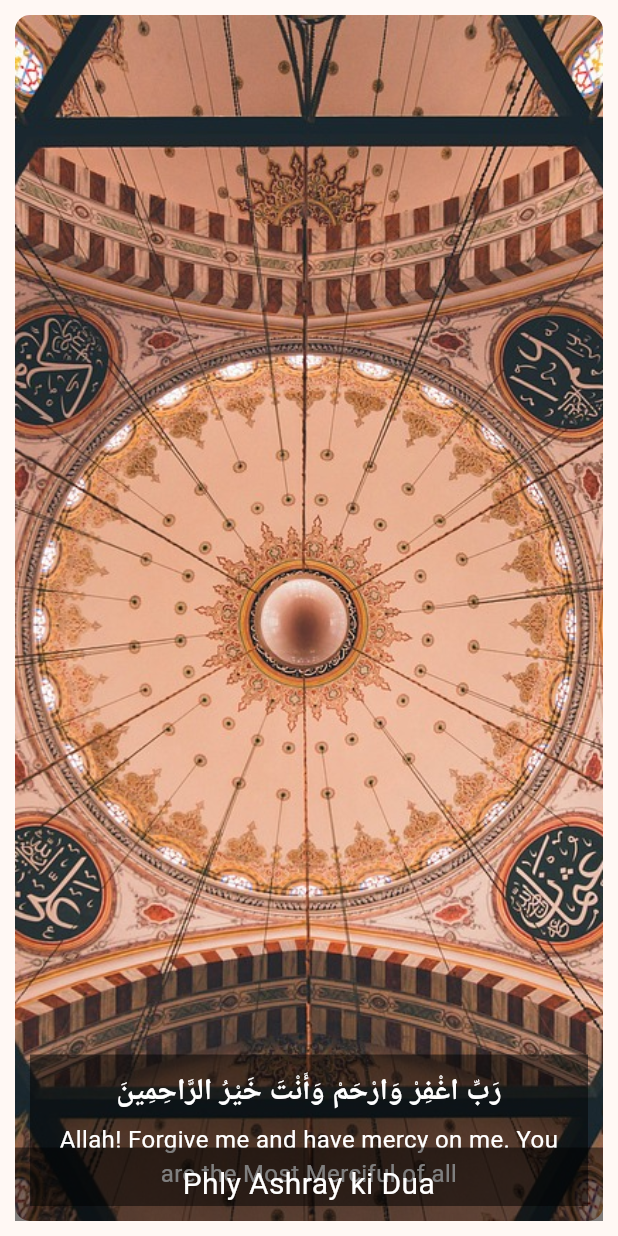
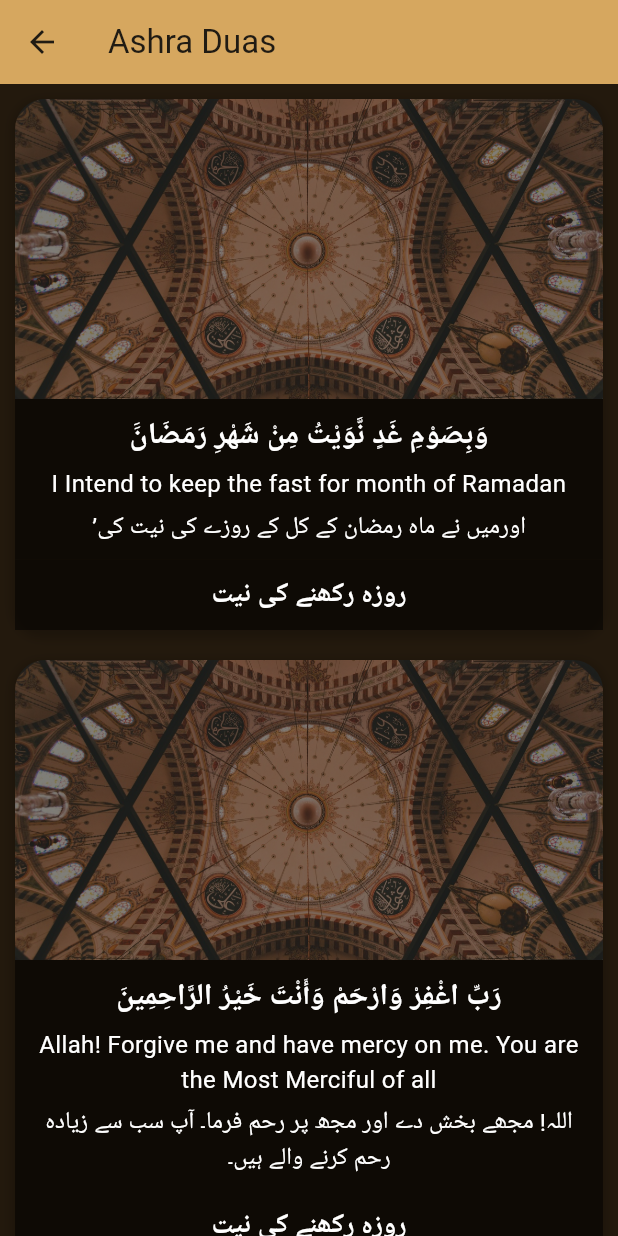
Before and after one commit to AyeshaSajid2/Islamic_App_AL_NOOR, a Flutter app: the FirstAshraDua screen opened directly, on a phone screen of 412 x 824 dp. Run offline on Flutter 3.47's test engine with Material 3 defaults, Android fonts, the phone set to English and light mode, and no system bars; our stand-ins replace flutter_svg, font_awesome_flutter, google_fonts, shared_preferences, shimmer, timezone; missing offline and left inert: adhan_dart, dart:html, flutter_alarm_clock, translator; accounts and stored records are empty.

Commit message:
Added Ramzan Dua screen

```diff
--- a/lib/main_screen/home_screen_elements/collection.dart
+++ b/lib/main_screen/home_screen_elements/collection.dart
@@ -8,6 +8,7 @@ import '../../features/Allah_name/name.dart';
 import '../../features/Hadith/hadith_screen.dart';
 import '../../features/quran_without_bookmark/Quran/fetch_api.dart';
 import '../../features/tasbeeh_counter/tasbeeh_screens/tasbeeh_screen.dart';
+import '../more_components/ramzan_dua.dart';
 
 class Categories extends StatelessWidget {
   @override
@@ -59,6 +60,8 @@ class Categories extends StatelessWidget {
                   // Handle category 7 button tap
                 }),
                 SubContainer(image: 'assets/images/collection_icon/svg/other.svg', text: 'More', onPressed: () {
+                  Navigator.push(context, MaterialPageRoute(builder: (c) => FirstAshraDua()));
+
                   // Handle category 8 button tap
                 }),
               ],
--- a/lib/main_screen/home_screen_elements/dua_phly_ashray.dart
+++ /dev/null
@@ -1,77 +0,0 @@
-import 'package:flutter/material.dart';
-
-class FirstAshraDua extends StatefulWidget {
-  @override
-  State<FirstAshraDua> createState() => _FirstAshraDuaState();
-}
-
-class _FirstAshraDuaState extends State<FirstAshraDua> {
-  @override
-  Widget build(BuildContext context) {
-    return Container(
-      margin: EdgeInsets.all(10.0),
-      child: Stack(
-        children: [
-          Container(
-            decoration: BoxDecoration(
-              image: DecorationImage(
-                image: AssetImage('assets/images/ramadan_images/dua_phla_ashray.jpg'),
-                fit: BoxFit.cover,
-              ),
-              borderRadius: BorderRadius.circular(10.0),
-            ),
-          ),
-          Positioned(
-            bottom: 10.0,
-            left: 10.0,
-            right: 10.0,
-            child: Container(
-              padding: EdgeInsets.all(10.0),
-              color: Colors.black.withOpacity(0.5),
-              child: const Column(
-                crossAxisAlignment: CrossAxisAlignment.center,
-                children: [
-                  Text(
-                    'رَبِّ اغْفِرْ وَارْحَمْ وَأَنْتَ خَيْرُ الرَّاحِمِينَ',
-                    textAlign: TextAlign.center,
-                    style: TextStyle(
-                      color: Colors.white,
-                      fontSize: 20.0,
-                      fontWeight: FontWeight.bold,
-                    ),
-                  ),
-                  SizedBox(height: 5.0),
-                  Text(
-                    'Allah! Forgive me and have mercy on me. You are the Most Merciful of all',
-                    textAlign: TextAlign.center,
-                    style: TextStyle(
-                      color: Colors.white,
-                      fontSize: 16.0,
-                    ),
-                  ),
-                ],
-              ),
-            ),
-          ),
-          Positioned(
-            bottom: 0,
-            left: 0,
-            right: 0,
-            child: Container(
-              padding: EdgeInsets.all(10.0),
-              color: Colors.black.withOpacity(0.5),
-              child: Text(
-                'Phly Ashray ki Dua',
-                textAlign: TextAlign.center,
-                style: TextStyle(
-                  color: Colors.white,
-                  fontSize: 20.0,
-                ),
-              ),
-            ),
-          ),
-        ],
-      ),
-    );
-  }
-}
--- /dev/null
+++ b/lib/main_screen/more_components/ramzan_dua.dart
@@ -0,0 +1,150 @@
+import 'package:flutter/material.dart';
+import 'package:the_light_al_noor/global/colors.dart';
+
+class AshraDuaWidget extends StatelessWidget {
+  final String imagePath;
+  final String duaText;
+  final String duaTranslation;
+  final String duaTranslationUrdu;
+
+  const AshraDuaWidget({
+    Key? key,
+    required this.imagePath,
+    required this.duaText,
+    required this.duaTranslation,
+    required this.duaTranslationUrdu,
+  }) : super(key: key);
+
+  @override
+  Widget build(BuildContext context) {
+    return Container(
+      margin: EdgeInsets.all(10.0),
+      decoration: BoxDecoration(
+        borderRadius: BorderRadius.circular(20.0),
+        boxShadow: [
+          BoxShadow(
+            color: Colors.black.withOpacity(0.2),
+            blurRadius: 5.0,
+            spreadRadius: 2.0,
+            offset: Offset(0, 3),
+          ),
+        ],
+      ),
+      child: Column(
+        crossAxisAlignment: CrossAxisAlignment.stretch,
+        children: [
+          ClipRRect(
+            borderRadius: BorderRadius.only(
+              topLeft: Radius.circular(20.0),
+              topRight: Radius.circular(20.0),
+            ),
+            child: Opacity(
+              opacity: 0.45,
+              child: Image.asset(
+                imagePath,
+                fit: BoxFit.cover,
+                height: 200,
+              ),
+            ),
+          ),
+          Container(
+            padding: EdgeInsets.all(10.0),
+            color: Colors.black.withOpacity(0.5),
+            child: Column(
+              crossAxisAlignment: CrossAxisAlignment.center,
+              children: [
+                Text(
+                  duaText,
+                  textAlign: TextAlign.center,
+                  style: TextStyle(
+                    color: Colors.white,
+                    fontSize: 20.0,
+                    fontWeight: FontWeight.bold,
+                  ),
+                ),
+                SizedBox(height: 5.0),
+                Text(
+                  duaTranslation,
+                  textAlign: TextAlign.center,
+                  style: TextStyle(
+                    color: Colors.white,
+                    fontSize: 16.0,
+                  ),
+                ),
+                SizedBox(height: 5.0),
+                Text(
+                  duaTranslationUrdu,
+                  textAlign: TextAlign.center,
+                  style: TextStyle(
+                    color: Colors.white,
+                    fontSize: 16.0,
+                  ),
+                ),
+              ],
+            ),
+          ),
+          Container(
+            padding: EdgeInsets.symmetric(vertical: 10.0),
+            color: Colors.black.withOpacity(0.5),
+            child: Text(
+              'روزہ رکھنے کی نیت',
+              textAlign: TextAlign.center,
+              style: TextStyle(
+                color: Colors.white,
+                fontSize: 18.0,
+                fontWeight: FontWeight.bold,
+              ),
+            ),
+          ),
+        ],
+      ),
+    );
+  }
+}
+
+class FirstAshraDua extends StatelessWidget {
+  @override
+  Widget build(BuildContext context) {
+    return Scaffold(
+      backgroundColor: secondaryColor,
+      appBar: AppBar(
+        backgroundColor: primaryColor,
+        title: Text('Ashra Duas'),
+      ),
+      body: ListView(
+        children: [
+          AshraDuaWidget(
+            imagePath: 'assets/images/ramadan_images/dua_phla_ashray.jpg',
+            duaText: 'وَبِصَوْمِ غَدٍ نَّوَيْتُ مِنْ شَهْرِ رَمَضَانََ',
+            duaTranslationUrdu: '’اورمیں نے ماہ رمضان کے کل کے روزے کی نیت کی',
+            duaTranslation: 'I Intend to keep the fast for month of Ramadan',
+          ),
+          AshraDuaWidget(
+            imagePath: 'assets/images/ramadan_images/dua_phla_ashray.jpg',
+            duaText: 'رَبِّ اغْفِرْ وَارْحَمْ وَأَنْتَ خَيْرُ الرَّاحِمِينَ',
+            duaTranslation: 'Allah! Forgive me and have mercy on me. You are the Most Merciful of all',
+            duaTranslationUrdu: 'اللہ! مجھے بخش دے اور مجھ پر رحم فرما۔ آپ سب سے زیادہ رحم کرنے والے ہیں۔',
+          ),
+          AshraDuaWidget(
+            imagePath: 'assets/images/ramadan_images/dua_phla_ashray.jpg',
+            duaText: 'رَبِّ اغْفِرْ وَارْحَمْ وَأَنْتَ خَيْرُ الرَّاحِمِينَ',
+            duaTranslation: 'Allah! Forgive me and have mercy on me. You are the Most Merciful of all',
+            duaTranslationUrdu: 'اللہ! مجھے بخش دے اور مجھ پر رحم فرما۔ آپ سب سے زیادہ رحم کرنے والے ہیں۔',
+          ),
+          AshraDuaWidget(
+            imagePath: 'assets/images/ramadan_images/dua_phla_ashray.jpg',
+            duaText: 'رَبِّ اغْفِرْ وَارْحَمْ وَأَنْتَ خَيْرُ الرَّاحِمِينَ',
+            duaTranslation: 'Allah! Forgive me and have mercy on me. You are the Most Merciful of all',
+            duaTranslationUrdu: 'اللہ! مجھے بخش دے اور مجھ پر رحم فرما۔ آپ سب سے زیادہ رحم کرنے والے ہیں۔',
+          ),
+          AshraDuaWidget(
+            imagePath: 'assets/images/ramadan_images/dua_phla_ashray.jpg',
+            duaText: 'رَبِّ اغْفِرْ وَارْحَمْ وَأَنْتَ خَيْرُ الرَّاحِمِينَ',
+            duaTranslation: 'Allah! Forgive me and have mercy on me. You are the Most Merciful of all',
+            duaTranslationUrdu: 'اللہ! مجھے بخش دے اور مجھ پر رحم فرما۔ آپ سب سے زیادہ رحم کرنے والے ہیں۔',
+          ),
+        ],
+      ),
+    );
+  }
+}
```
Also changed, not shown: lib/features/Hadith/hadith_screen.dart (+19 -3 lines), lib/features/Quran/fetch_api.dart (+18 -2 lines), lib/features/Quran/surah_page.dart (+16 -2 lines), lib/main_screen/home_screen.dart (+6 -41 lines), lib/main_screen/home_screen_elements/prayer_tracker.dart (+3 -102 lines).
